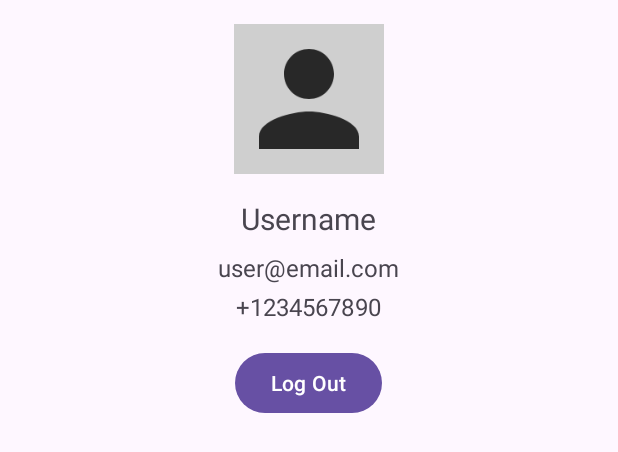
After one commit to richbruh/Fitmeal, an Android app: the layout profile_activity.xml on its own in the app's theme, with its tools: preview values and no code run, on a phone screen of 412 x 824 dp. The commit adds this screen. Shown: the top 452 px of the screen. Run offline under Robolectric (Android 15) with nearby library versions, the phone set to English and light mode, and no system bars.

Commit message:
Admin nih

```diff
--- /dev/null
+++ b/app/src/main/res/drawable/ic_profile.xml
@@ -0,0 +1,5 @@
+<vector xmlns:android="http://schemas.android.com/apk/res/android" android:alpha="0.81" android:height="24dp" android:tint="#000000" android:viewportHeight="24" android:viewportWidth="24" android:width="24dp">
+
+    <path android:fillColor="@android:color/white" android:pathData="M12,12c2.21,0 4,-1.79 4,-4s-1.79,-4 -4,-4 -4,1.79 -4,4 1.79,4 4,4zM12,14c-2.67,0 -8,1.34 -8,4v2h16v-2c0,-2.66 -5.33,-4 -8,-4z"/>
+
+</vector>
--- /dev/null
+++ b/app/src/main/res/drawable/ic_security.xml
@@ -0,0 +1,5 @@
+<vector xmlns:android="http://schemas.android.com/apk/res/android" android:height="24dp" android:tint="#000000" android:viewportHeight="24" android:viewportWidth="24" android:width="24dp">
+
+    <path android:fillColor="@android:color/white" android:pathData="M12,1L3,5v6c0,5.55 3.84,10.74 9,12 5.16,-1.26 9,-6.45 9,-12L21,5l-9,-4zM12,11.99h7c-0.53,4.12 -3.28,7.79 -7,8.94L12,12L5,12L5,6.3l7,-3.11v8.8z"/>
+
+</vector>
--- /dev/null
+++ b/app/src/main/res/layout/profile_activity.xml
@@ -0,0 +1,53 @@
+<?xml version="1.0" encoding="utf-8"?>
+<RelativeLayout xmlns:android="http://schemas.android.com/apk/res/android"
+    android:layout_width="match_parent"
+    android:layout_height="match_parent"
+    android:padding="16dp">
+
+    <ImageView
+        android:id="@+id/profile_image"
+        android:layout_width="100dp"
+        android:layout_height="100dp"
+        android:layout_centerHorizontal="true"
+        android:src="@drawable/ic_profile"
+        android:background="@color/grey"/>
+
+    <TextView
+        android:id="@+id/tv_username"
+        android:layout_width="wrap_content"
+        android:layout_height="wrap_content"
+        android:layout_below="@id/profile_image"
+        android:layout_centerHorizontal="true"
+        android:layout_marginTop="16dp"
+        android:text="Username"
+        android:textSize="20sp" />
+
+    <TextView
+        android:id="@+id/tv_email"
+        android:layout_width="wrap_content"
+        android:layout_height="wrap_content"
+        android:layout_below="@id/tv_username"
+        android:layout_centerHorizontal="true"
+        android:layout_marginTop="8dp"
+        android:text="user@email.com"
+        android:textSize="16sp" />
+
+    <TextView
+        android:id="@+id/tv_phone_number"
+        android:layout_width="wrap_content"
+        android:layout_height="wrap_content"
+        android:layout_below="@id/tv_email"
+        android:layout_centerHorizontal="true"
+        android:layout_marginTop="4dp"
+        android:text="+1234567890"
+        android:textSize="16sp" />
+
+    <Button
+        android:id="@+id/btn_logout"
+        android:layout_width="wrap_content"
+        android:layout_height="wrap_content"
+        android:layout_below="@id/tv_phone_number"
+        android:layout_centerHorizontal="true"
+        android:layout_marginTop="16dp"
+        android:text="Log Out" />
+</RelativeLayout>
--- a/app/src/main/res/values/colors.xml
+++ b/app/src/main/res/values/colors.xml
@@ -4,4 +4,5 @@
     <color name="white">#FFFFFFFF</color>
     <color name="green">#FF00FF00</color>
     <color name="FitMealGreen">#53B175</color>
+    <color name="grey">#cfcfcf</color>
 </resources>
```
Also changed, not shown: app/src/main/java/com/example/fitmeal/RegisterActivity.kt (+39 -3 lines), app/src/main/res/layout/my_account_activity.xml (added, +42 -0 lines), app/src/main/res/layout/security_activity.xml (added, +21 -0 lines).
